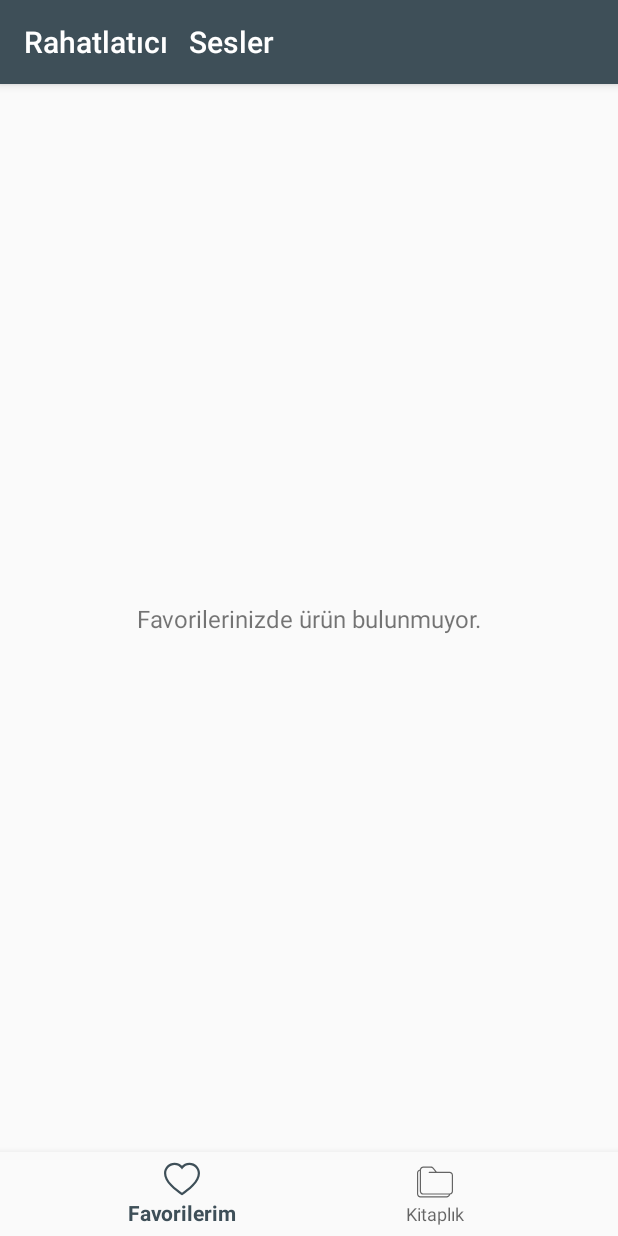
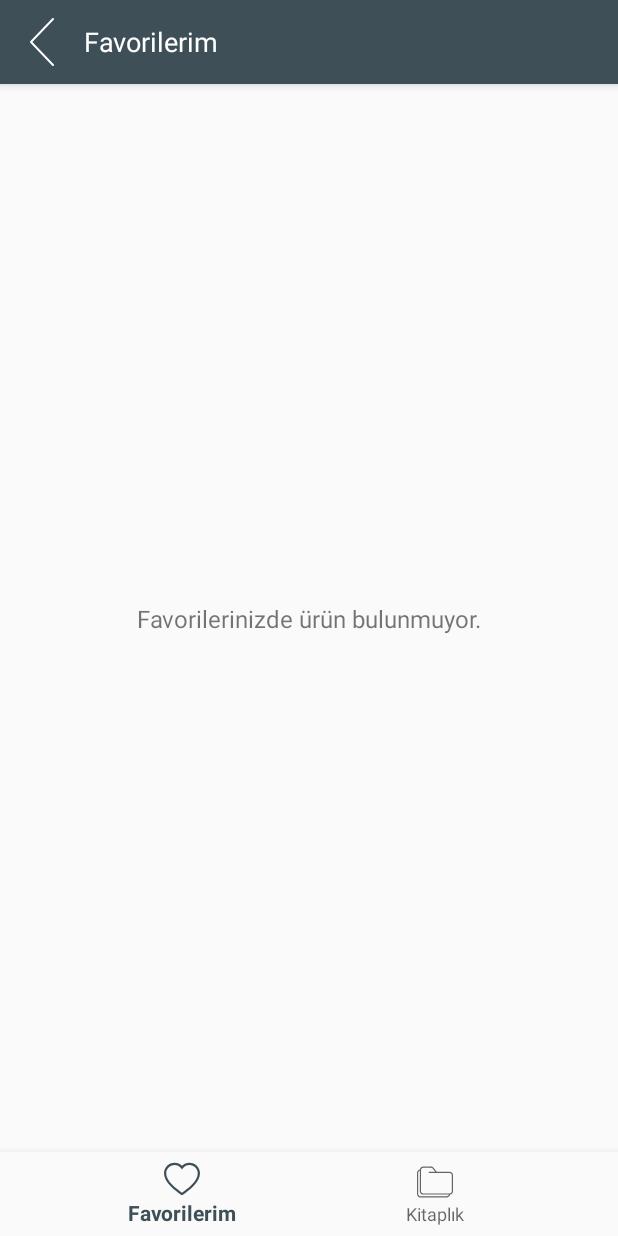
Before and after one commit to bayar1515/RelaxingSounds, an Android app: the screen it shows after launch (HomeActivity), on a phone screen of 412 x 824 dp. Run offline under Robolectric (Android 15) with nearby library versions, the phone set to English and light mode, and no system bars; our stand-ins replace navigation-ui.

Commit message:
all functions finished

```diff
--- a/app/src/main/AndroidManifest.xml
+++ b/app/src/main/AndroidManifest.xml
@@ -16,7 +16,8 @@
                 <category android:name="android.intent.category.LAUNCHER" />
             </intent-filter>
         </activity>
-        <activity android:name=".ui.HomeActivity"/>
+        <activity android:name=".ui.HomeActivity"
+            android:theme="@style/AppTheme"/>
     </application>
 
 </manifest>
--- a/app/src/main/java/com/teknasyonchallenge/relaxingsounds/model/VoiceModel.kt
+++ b/app/src/main/java/com/teknasyonchallenge/relaxingsounds/model/VoiceModel.kt
@@ -31,6 +31,7 @@ class VoiceModel {
 
     fun setVoiceMedia(voiceMedia:MediaPlayer){
         this.voiceMedia = voiceMedia
+        this.voiceMedia!!.setVolume(0.50F,0.50F)
     }
 
     fun setIsPlaying(isVoicePlaying:Boolean){
--- a/app/src/main/java/com/teknasyonchallenge/relaxingsounds/ui/HomeActivity.kt
+++ b/app/src/main/java/com/teknasyonchallenge/relaxingsounds/ui/HomeActivity.kt
@@ -16,6 +16,7 @@ import kotlinx.android.synthetic.main.activity_home.*
 
 class HomeActivity : AppCompatActivity() {
     private lateinit var favoritesFragment:FavoritesFragment
+    private var isFromNavigation = false
     override fun onCreate(savedInstanceState: Bundle?) {
         super.onCreate(savedInstanceState)
         setContentView(R.layout.activity_home)
@@ -23,6 +24,9 @@ class HomeActivity : AppCompatActivity() {
         favoritesFragment = FavoritesFragment()
         nav_view.setOnNavigationItemSelectedListener(mOnNavigationItemSelectedListener)
         openFragment(favoritesFragment)
+
+        toolbar_top.setNavigationIcon(R.drawable.ic_navigation_back)
+        toolbar_top.setNavigationOnClickListener { onBackPressed() }
     }
 
     private val mOnNavigationItemSelectedListener = com.google.android.material.bottomnavigation.BottomNavigationView.OnNavigationItemSelectedListener { item ->
@@ -43,9 +47,22 @@ class HomeActivity : AppCompatActivity() {
         try {
             val transaction = supportFragmentManager.beginTransaction()
             transaction.replace(R.id.container, fragment,fragment.tag)
+            transaction.addToBackStack(null)
             transaction.commitAllowingStateLoss()
         }catch (e:IllegalStateException){
             Log.e("fragment state :", e.message)
         }
     }
+
+    fun setAppBarTitle(title:String) {
+        toolbar_title.text = title
+    }
+
+    override fun onBackPressed() {
+        Log.e("asdasd",(supportFragmentManager.backStackEntryCount).toString())
+        if (supportFragmentManager.backStackEntryCount < 2)
+            finish()
+        else
+            supportFragmentManager.popBackStack()
+    }
 }
--- a/app/src/main/java/com/teknasyonchallenge/relaxingsounds/ui/favorites/FavoritesFragment.kt
+++ b/app/src/main/java/com/teknasyonchallenge/relaxingsounds/ui/favorites/FavoritesFragment.kt
@@ -13,7 +13,9 @@ import androidx.recyclerview.widget.RecyclerView
 
 import com.teknasyonchallenge.relaxingsounds.R
 import com.teknasyonchallenge.relaxingsounds.model.VoiceModel
+import com.teknasyonchallenge.relaxingsounds.ui.HomeActivity
 import com.teknasyonchallenge.relaxingsounds.utils.DBHelper
+import com.teknasyonchallenge.relaxingsounds.utils.SharedController
 
 class FavoritesFragment : Fragment(),FavoritesAdapter.IFavorites {
 
@@ -21,41 +23,13 @@ class FavoritesFragment : Fragment(),FavoritesAdapter.IFavorites {
     private lateinit var adapter: FavoritesAdapter
     private lateinit var recyclerView: RecyclerView
     private lateinit var noDataText:TextView
-    private lateinit var mediaPlayer:MediaPlayer
     private var  favoriteList:ArrayList<VoiceModel> = ArrayList()
+    private lateinit var sharedController: SharedController
     override fun onCreate(savedInstanceState: Bundle?) {
         super.onCreate(savedInstanceState)
         arguments?.let {
 
         }
-    }
-
-    fun getRefactoredList(list:ArrayList<VoiceModel>):ArrayList<VoiceModel> {
-        for (i in list){
-            when(i.getVoiceId()){
-                0 -> { i.setVoiceMedia(MediaPlayer.create(context,R.raw.wolf)) }
-                1 -> {i.setVoiceMedia(MediaPlayer.create(context,R.raw.cicada))}
-                2 -> {i.setVoiceMedia(MediaPlayer.create(context,R.raw.cricket))}
-                3 -> {i.setVoiceMedia(MediaPlayer.create(context,R.raw.frog1))}
-                4 -> {i.setVoiceMedia(MediaPlayer.create(context,R.raw.frog2))}
-                5 -> {i.setVoiceMedia(MediaPlayer.create(context,R.raw.bird1))}
-                6 -> {i.setVoiceMedia(MediaPlayer.create(context,R.raw.bird2))}
-                7 -> {i.setVoiceMedia(MediaPlayer.create(context,R.raw.bird3))}
-                8 -> {i.setVoiceMedia(MediaPlayer.create(context,R.raw.bird4))}
-                9 -> {i.setVoiceMedia(MediaPlayer.create(context,R.raw.fire1))}
-                10 -> {i.setVoiceMedia(MediaPlayer.create(context,R.raw.fire2))}
-                11 -> {i.setVoiceMedia(MediaPlayer.create(context,R.raw.water1))}
-                12 -> {i.setVoiceMedia(MediaPlayer.create(context,R.raw.water2))}
-                13 -> {i.setVoiceMedia(MediaPlayer.create(context,R.raw.water3))}
-                14 -> {i.setVoiceMedia(MediaPlayer.create(context,R.raw.water4))}
-                15 -> {i.setVoiceMedia(MediaPlayer.create(context,R.raw.water5))}
-                16 -> {i.setVoiceMedia(MediaPlayer.create(context,R.raw.air1))}
-                17 -> {i.setVoiceMedia(MediaPlayer.create(context,R.raw.air2))}
-                18 -> {i.setVoiceMedia(MediaPlayer.create(context,R.raw.air3))}
-            }
-        }
-
-        return list
     }
 
     override fun onCreateView(
@@ -64,40 +38,29 @@ class FavoritesFragment : Fragment(),FavoritesAdapter.IFavorites {
     ): View? {
         val view = inflater.inflate(R.layout.fragment_favorites, container, false)
 
-
-
-
-
+        sharedController = SharedController(activity as Activity)
+        (activity as HomeActivity).setAppBarTitle(resources.getString(R.string.my_favorites))
 
         noDataText = view.findViewById(R.id.notDataTextView)
         recyclerView = view.findViewById(R.id.recyclerView)
-        favoriteList =getRefactoredList(db.readData())
-
-
-
-
-
-
+        favoriteList = sharedController.getRefactoredList(db.readData())
 
         if (favoriteList.size > 0) {
             noDataText.visibility = View.GONE
             recyclerView.setHasFixedSize(true)
             recyclerView.layoutManager = LinearLayoutManager(activity)
-            adapter = FavoritesAdapter(this)
+            adapter = FavoritesAdapter(this,activity as Activity)
             recyclerView.adapter = adapter
             adapter.setList(favoriteList)
         }else
            noDataText.visibility = View.VISIBLE
-
-
-
 
         return view
     }
 
     override fun removeItem(voiceModel: VoiceModel) {
         if (db.delete(voiceModel)) {
-            favoriteList = db.readData()
+            favoriteList = sharedController.getRefactoredList(db.readData())
             adapter.setList(favoriteList)
             if (favoriteList.size == 0)
                 noDataText.visibility = View.VISIBLE
--- a/app/src/main/java/com/teknasyonchallenge/relaxingsounds/ui/library/LibraryFragment.kt
+++ b/app/src/main/java/com/teknasyonchallenge/relaxingsounds/ui/library/LibraryFragment.kt
@@ -31,6 +31,8 @@ class LibraryFragment : Fragment(),LibraryAdapter.ILibrary {
     ): View? {
         val view = inflater.inflate(R.layout.fragment_library, container, false)
 
+        (activity as HomeActivity).setAppBarTitle(resources.getString(R.string.library))
+
         sharedController = SharedController(activity as Activity)
         recyclerView = view.findViewById(R.id.recyclerView)
         recyclerView.setHasFixedSize(true)
@@ -46,7 +48,7 @@ class LibraryFragment : Fragment(),LibraryAdapter.ILibrary {
         return view
     }
 
-    override fun itemClicked(voiceList: ArrayList<VoiceModel>) {
-        (activity as HomeActivity).openFragment(CategoryDetailFragment.newInstance(voiceList))
+    override fun itemClicked(voiceList: ArrayList<VoiceModel>,title:String) {
+        (activity as HomeActivity).openFragment(CategoryDetailFragment.newInstance(voiceList,title))
     }
 }
--- a/app/src/main/java/com/teknasyonchallenge/relaxingsounds/utils/DBHelper.kt
+++ b/app/src/main/java/com/teknasyonchallenge/relaxingsounds/utils/DBHelper.kt
@@ -4,7 +4,6 @@ import android.content.ContentValues
 import android.content.Context
 import android.database.sqlite.SQLiteDatabase
 import android.database.sqlite.SQLiteOpenHelper
-import android.widget.Toast
 import com.teknasyonchallenge.relaxingsounds.model.VoiceModel
 
 class DBHelper(val context: Context) : SQLiteOpenHelper(context,DBHelper.DATABASE_NAME,null,DBHelper.DATABASE_VERSION) {
@@ -14,7 +13,7 @@ class DBHelper(val context: Context) : SQLiteOpenHelper(context,DBHelper.DATABAS
     private val COL_VOICE = "voice"
     private val COL_LENGTH = "length"
     companion object {
-        private val DATABASE_NAME = "SQLITE_DATABASE"//database adı
+        private val DATABASE_NAME = "SQLITE_DATABASE"
         private val DATABASE_VERSION = 1
     }
 
@@ -26,17 +25,15 @@ class DBHelper(val context: Context) : SQLiteOpenHelper(context,DBHelper.DATABAS
     override fun onUpgrade(db: SQLiteDatabase?, oldVersion: Int, newVersion: Int) {
     }
 
-    fun insertData(voiceModel:VoiceModel){
+    fun insertData(voiceModel:VoiceModel) {
         val sqliteDB = this.writableDatabase
         val contentValues = ContentValues()
-        contentValues.put(COL_VOICE_ID , voiceModel.getVoiceId())
+        contentValues.put(COL_VOICE_ID, voiceModel.getVoiceId())
         contentValues.put(COL_NAME, voiceModel.getName())
         contentValues.put(COL_VOICE, voiceModel.getVoice())
-        contentValues.put(COL_LENGTH,voiceModel.getLength())
+        contentValues.put(COL_LENGTH, voiceModel.getLength())
 
-        val result = sqliteDB.insert(TABLE_NAME,null,contentValues)
-
-        //Toast.makeText(context,if(result != -1L) "Kayıt Başarılı" else "Kayıt Yapılamadı.", Toast.LENGTH_SHORT).show()
+        val result = sqliteDB.insert(TABLE_NAME, null, contentValues)
     }
 
     fun readData():ArrayList<VoiceModel>{
--- a/app/src/main/res/drawable/ic_navigation_back.xml
+++ b/app/src/main/res/drawable/ic_navigation_back.xml
@@ -1,4 +1,4 @@
 <vector android:height="32dp" android:viewportHeight="511.991"
     android:viewportWidth="511.991" android:width="32dp" xmlns:android="http://schemas.android.com/apk/res/android">
-    <path android:fillColor="#FF000000" android:pathData="M153.433,255.991L381.037,18.033c4.063,-4.26 3.917,-11.01 -0.333,-15.083c-4.229,-4.073 -10.979,-3.896 -15.083,0.333L130.954,248.616c-3.937,4.125 -3.937,10.625 0,14.75L365.621,508.7c2.104,2.188 4.896,3.292 7.708,3.292c2.646,0 5.313,-0.979 7.375,-2.958c4.25,-4.073 4.396,-10.823 0.333,-15.083L153.433,255.991z"/>
+    <path android:fillColor="#ffffff" android:pathData="M153.433,255.991L381.037,18.033c4.063,-4.26 3.917,-11.01 -0.333,-15.083c-4.229,-4.073 -10.979,-3.896 -15.083,0.333L130.954,248.616c-3.937,4.125 -3.937,10.625 0,14.75L365.621,508.7c2.104,2.188 4.896,3.292 7.708,3.292c2.646,0 5.313,-0.979 7.375,-2.958c4.25,-4.073 4.396,-10.823 0.333,-15.083L153.433,255.991z"/>
 </vector>
--- a/app/src/main/res/layout/activity_home.xml
+++ b/app/src/main/res/layout/activity_home.xml
@@ -5,6 +5,39 @@
     android:layout_width="match_parent"
     android:layout_height="match_parent"
     tools:context=".ui.HomeActivity">
+
+    <com.google.android.material.appbar.AppBarLayout
+        android:id="@+id/appBar"
+        android:layout_width="match_parent"
+        android:layout_height="wrap_content"
+        app:layout_constraintEnd_toEndOf="parent"
+        app:layout_constraintStart_toStartOf="parent"
+        app:layout_constraintTop_toTopOf="parent">
+
+        <androidx.appcompat.widget.Toolbar
+            android:id="@+id/toolbar_top"
+            android:layout_width="match_parent"
+            android:layout_height="wrap_content"
+            app:contentInsetStartWithNavigation="0dp"
+            app:layout_constraintEnd_toEndOf="parent"
+            app:layout_constraintStart_toStartOf="parent"
+            app:layout_constraintTop_toTopOf="parent">
+
+
+            <TextView
+                android:id="@+id/toolbar_title"
+                android:layout_width="match_parent"
+                android:layout_height="50dp"
+                android:layout_gravity="center"
+                android:gravity="center|start"
+                android:textColor="@android:color/white"
+                android:textSize="18sp"
+                tools:layout_editor_absoluteX="82dp"
+                tools:layout_editor_absoluteY="3dp" />
+
+
+        </androidx.appcompat.widget.Toolbar>
+    </com.google.android.material.appbar.AppBarLayout>
 
     <FrameLayout
         android:id="@+id/container"
@@ -14,7 +47,7 @@
         app:layout_constraintHorizontal_bias="0.0"
         app:layout_constraintLeft_toLeftOf="parent"
         app:layout_constraintRight_toRightOf="parent"
-        app:layout_constraintTop_toTopOf="parent"
+        app:layout_constraintTop_toBottomOf="@+id/appBar"
         app:layout_constraintVertical_bias="0.0" />
 
     <com.google.android.material.bottomnavigation.BottomNavigationView
--- a/app/src/main/res/values/styles.xml
+++ b/app/src/main/res/values/styles.xml
@@ -6,6 +6,8 @@
         <item name="colorPrimary">@color/colorPrimary</item>
         <item name="colorPrimaryDark">@color/colorPrimaryDark</item>
         <item name="colorAccent">@color/colorAccent</item>
+        <item name="windowActionBar">false</item>
+        <item name="windowNoTitle">true</item>
     </style>
 
 </resources>
```
Also changed, not shown: app/src/main/java/com/teknasyonchallenge/relaxingsounds/ui/favorites/FavoritesAdapter.kt (+8 -29 lines), app/src/main/java/com/teknasyonchallenge/relaxingsounds/ui/library/CategoryDetailFragment.kt (+6 -1 lines), app/src/main/java/com/teknasyonchallenge/relaxingsounds/ui/library/LibraryAdapter.kt (+6 -2 lines), app/src/main/java/com/teknasyonchallenge/relaxingsounds/utils/SharedController.kt (+57 -0 lines).
